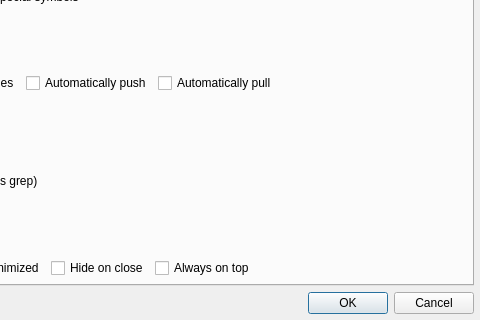
First picture: the form in src/configdialog.ui, repository IJHack/QtPass, before the edit; both pictures show x 179 to 659 and y 408 to 728 of the 659 by 728 pixel window.
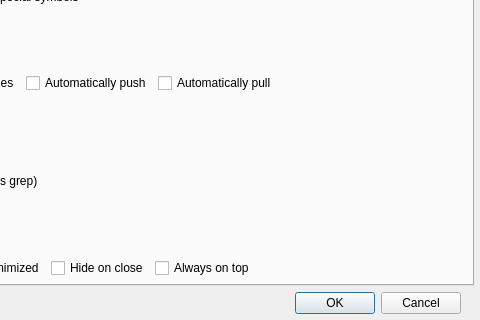
Second picture: the form after the edit. Icons and pictures are not drawn.

Commit message:
Add status bar to profile creation
Show profile path preview in status bar when selecting:
- Displays Profile: name at /path for existing directories
- Displays New profile: name at /path for new directories
- Shows Fill in all required fields while editing

- Extract status update into updateProfileStatus(int row) helper
- Call helper on add, delete, and item changes
- Declare helper in configdialog.h
- Change statusLabel textFormat to Qt::PlainText

```diff
--- a/src/configdialog.ui
+++ b/src/configdialog.ui
@@ -1115,6 +1115,19 @@
        </property>
       </widget>
      </item>
+      <item>
+       <widget class="QLabel" name="statusLabel">
+        <property name="text">
+         <string/>
+        </property>
+        <property name="textFormat">
+         <enum>Qt::PlainText</enum>
+        </property>
+        <property name="wordWrap">
+         <bool>true</bool>
+        </property>
+       </widget>
+      </item>
     </layout>
    </item>
   </layout>
```
Lines whose indentation alone changed are shown as unchanged. The commit also changes 2 other files.
